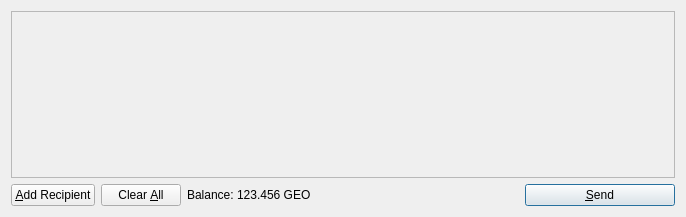
Above: src/qt/forms/sendcoinsdialog.ui from gbalme/newalcohoin before the change. Below: the same form after it.
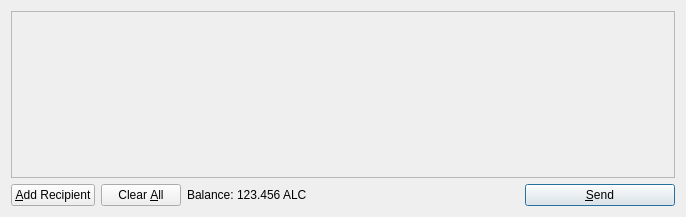
That is the form after the change. Icons and pictures are not drawn.

The edit to the form file:
```diff
--- a/src/qt/forms/sendcoinsdialog.ui
+++ b/src/qt/forms/sendcoinsdialog.ui
@@ -119,7 +119,7 @@
           <cursorShape>IBeamCursor</cursorShape>
          </property>
          <property name="text">
-          <string>123.456 GEO</string>
+          <string>123.456 ALC</string>
          </property>
          <property name="textInteractionFlags">
           <set>Qt::LinksAccessibleByMouse|Qt::TextSelectableByKeyboard|Qt::TextSelectableByMouse</set>
```
